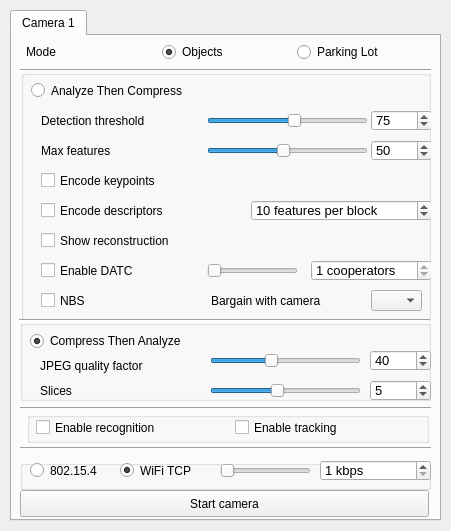
Before: the Qt Designer form gui/camerasettings.ui in greeneyesproject/testbed-demo, drawn with Qt 5.
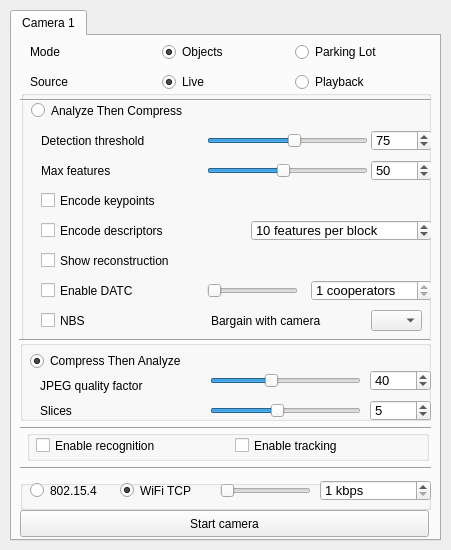
After: the same form once the commit is applied.

Commit message: playback option added object recognition playback dataset created pklot model updated

Patch:
```diff
--- a/gui/camerasettings.ui
+++ b/gui/camerasettings.ui
@@ -10,7 +10,7 @@
     <x>0</x>
     <y>0</y>
     <width>451</width>
-    <height>531</height>
+    <height>550</height>
    </rect>
   </property>
   <property name="sizePolicy">
@@ -28,7 +28,7 @@
      <x>10</x>
      <y>10</y>
      <width>431</width>
-     <height>511</height>
+     <height>531</height>
     </rect>
    </property>
    <property name="focusPolicy">
@@ -47,7 +47,7 @@
    <property name="geometry">
     <rect>
      <x>20</x>
-     <y>60</y>
+     <y>90</y>
      <width>411</width>
      <height>20</height>
     </rect>
@@ -72,7 +72,7 @@
    <property name="geometry">
     <rect>
      <x>20</x>
-     <y>440</y>
+     <y>460</y>
      <width>411</width>
      <height>16</height>
     </rect>
@@ -97,7 +97,7 @@
    <property name="geometry">
     <rect>
      <x>20</x>
-     <y>320</y>
+     <y>340</y>
      <width>411</width>
      <height>81</height>
     </rect>
@@ -286,7 +286,7 @@
    <property name="geometry">
     <rect>
      <x>20</x>
-     <y>400</y>
+     <y>420</y>
      <width>411</width>
      <height>16</height>
     </rect>
@@ -311,7 +311,7 @@
    <property name="geometry">
     <rect>
      <x>19</x>
-     <y>310</y>
+     <y>330</y>
      <width>411</width>
      <height>20</height>
     </rect>
@@ -336,7 +336,7 @@
    <property name="geometry">
     <rect>
      <x>20</x>
-     <y>460</y>
+     <y>480</y>
      <width>411</width>
      <height>30</height>
     </rect>
@@ -457,7 +457,7 @@
    <property name="geometry">
     <rect>
      <x>21</x>
-     <y>70</y>
+     <y>90</y>
      <width>410</width>
      <height>251</height>
     </rect>
@@ -824,7 +824,7 @@
    <property name="geometry">
     <rect>
      <x>20</x>
-     <y>490</y>
+     <y>510</y>
      <width>409</width>
      <height>27</height>
     </rect>
@@ -836,9 +836,9 @@
   <widget class="QWidget" name="layoutWidget">
    <property name="geometry">
     <rect>
-     <x>26</x>
+     <x>30</x>
      <y>40</y>
-     <width>401</width>
+     <width>391</width>
      <height>24</height>
     </rect>
    </property>
@@ -879,7 +879,7 @@
    <property name="geometry">
     <rect>
      <x>27</x>
-     <y>412</y>
+     <y>430</y>
      <width>402</width>
      <height>31</height>
     </rect>
@@ -923,6 +923,48 @@
     </property>
    </widget>
   </widget>
+  <widget class="QWidget" name="layoutWidget_2">
+   <property name="geometry">
+    <rect>
+     <x>30</x>
+     <y>70</y>
+     <width>391</width>
+     <height>24</height>
+    </rect>
+   </property>
+   <layout class="QHBoxLayout" name="sourceLayout">
+    <item>
+     <widget class="QLabel" name="label_source">
+      <property name="text">
+       <string>Source</string>
+      </property>
+     </widget>
+    </item>
+    <item>
+     <widget class="QRadioButton" name="radioButton_live">
+      <property name="text">
+       <string>Live</string>
+      </property>
+      <property name="checked">
+       <bool>true</bool>
+      </property>
+      <attribute name="buttonGroup">
+       <string notr="true">buttonGroup_imageSource</string>
+      </attribute>
+     </widget>
+    </item>
+    <item>
+     <widget class="QRadioButton" name="radioButton_playback">
+      <property name="text">
+       <string>Playback</string>
+      </property>
+      <attribute name="buttonGroup">
+       <string notr="true">buttonGroup_imageSource</string>
+      </attribute>
+     </widget>
+    </item>
+   </layout>
+  </widget>
   <zorder>tabWidget</zorder>
   <zorder>localProcessing</zorder>
   <zorder>layoutWidget</zorder>
@@ -934,6 +976,7 @@
   <zorder>line_6</zorder>
   <zorder>line_7</zorder>
   <zorder>pushButton_startStop</zorder>
+  <zorder>layoutWidget_2</zorder>
  </widget>
  <resources/>
  <connections/>
```
Left out of the diff: 1 changed line with no effect on the pictures. The commit also changes 161 other files.
